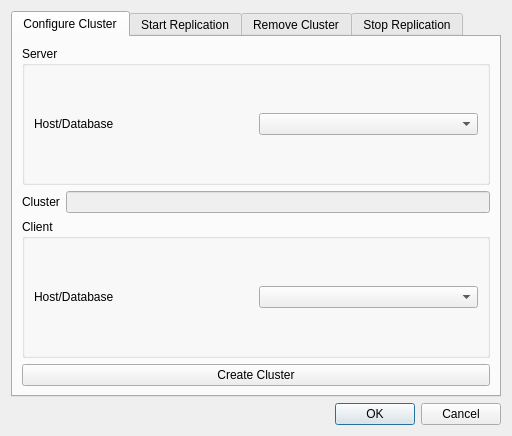
First picture: the form in dsg_management_tools_dialog_base.ui, repository dsgoficial/DSGManagementTools, before the edit.
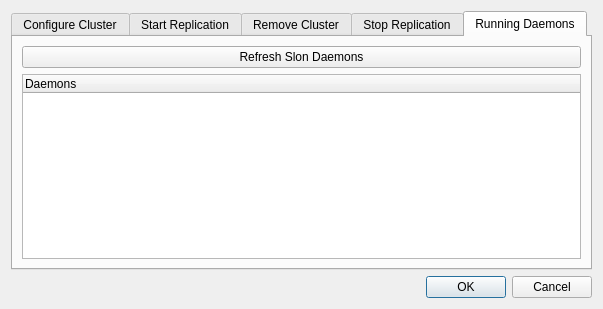
Second picture: the form after the edit. The open tabs and pages were chosen to show the change.

Commit message: Now with running daemons info. Replicating all tables (maybe...)

What changed in the file:
```diff
--- a/dsg_management_tools_dialog_base.ui
+++ b/dsg_management_tools_dialog_base.ui
@@ -6,15 +6,15 @@
    <rect>
     <x>0</x>
     <y>0</y>
-    <width>512</width>
-    <height>436</height>
+    <width>603</width>
+    <height>309</height>
    </rect>
   </property>
   <property name="windowTitle">
    <string>Dsg Management Tools</string>
   </property>
-  <layout class="QGridLayout" name="gridLayout_4">
-   <item row="2" column="0">
+  <layout class="QGridLayout" name="gridLayout_2">
+   <item row="1" column="0">
     <widget class="QDialogButtonBox" name="button_box">
      <property name="orientation">
       <enum>Qt::Horizontal</enum>
@@ -24,7 +24,7 @@
      </property>
     </widget>
    </item>
-   <item row="1" column="0">
+   <item row="0" column="0">
     <widget class="QTabWidget" name="tabWidget">
      <property name="currentIndex">
       <number>0</number>
@@ -33,15 +33,15 @@
       <attribute name="title">
        <string>Configure Cluster</string>
       </attribute>
-      <layout class="QGridLayout" name="gridLayout_3">
+      <layout class="QGridLayout" name="gridLayout_12">
        <item row="0" column="0">
         <widget class="QGroupBox" name="groupBox">
          <property name="title">
           <string>Server</string>
          </property>
-         <layout class="QGridLayout" name="gridLayout">
+         <layout class="QGridLayout" name="gridLayout_3">
           <item row="0" column="0">
-           <layout class="QHBoxLayout" name="horizontalLayout">
+           <layout class="QHBoxLayout" name="horizontalLayout_8">
             <item>
              <widget class="QLabel" name="label">
               <property name="text">
@@ -58,7 +58,7 @@
         </widget>
        </item>
        <item row="1" column="0">
-        <layout class="QHBoxLayout" name="horizontalLayout_7">
+        <layout class="QHBoxLayout" name="horizontalLayout_2">
          <item>
           <widget class="QLabel" name="label_7">
            <property name="text">
@@ -83,9 +83,9 @@
          <property name="title">
           <string>Client</string>
          </property>
-         <layout class="QGridLayout" name="gridLayout_2">
+         <layout class="QGridLayout" name="gridLayout_4">
           <item row="0" column="0">
-           <layout class="QHBoxLayout" name="horizontalLayout_2">
+           <layout class="QHBoxLayout" name="horizontalLayout_9">
             <item>
              <widget class="QLabel" name="label_2">
               <property name="text">
@@ -262,6 +262,29 @@
        </item>
       </layout>
      </widget>
+     <widget class="QWidget" name="tab_6">
+      <attribute name="title">
+       <string>Running Daemons</string>
+      </attribute>
+      <layout class="QGridLayout" name="gridLayout">
+       <item row="0" column="0">
+        <widget class="QPushButton" name="refreshButton">
+         <property name="text">
+          <string>Refresh Slon Daemons</string>
+         </property>
+        </widget>
+       </item>
+       <item row="1" column="0">
+        <widget class="QTreeWidget" name="daemonsTreeWidget">
+         <column>
+          <property name="text">
+           <string>Daemons</string>
+          </property>
+         </column>
+        </widget>
+       </item>
+      </layout>
+     </widget>
     </widget>
    </item>
   </layout>
```
The commit also changes 4 other files.
